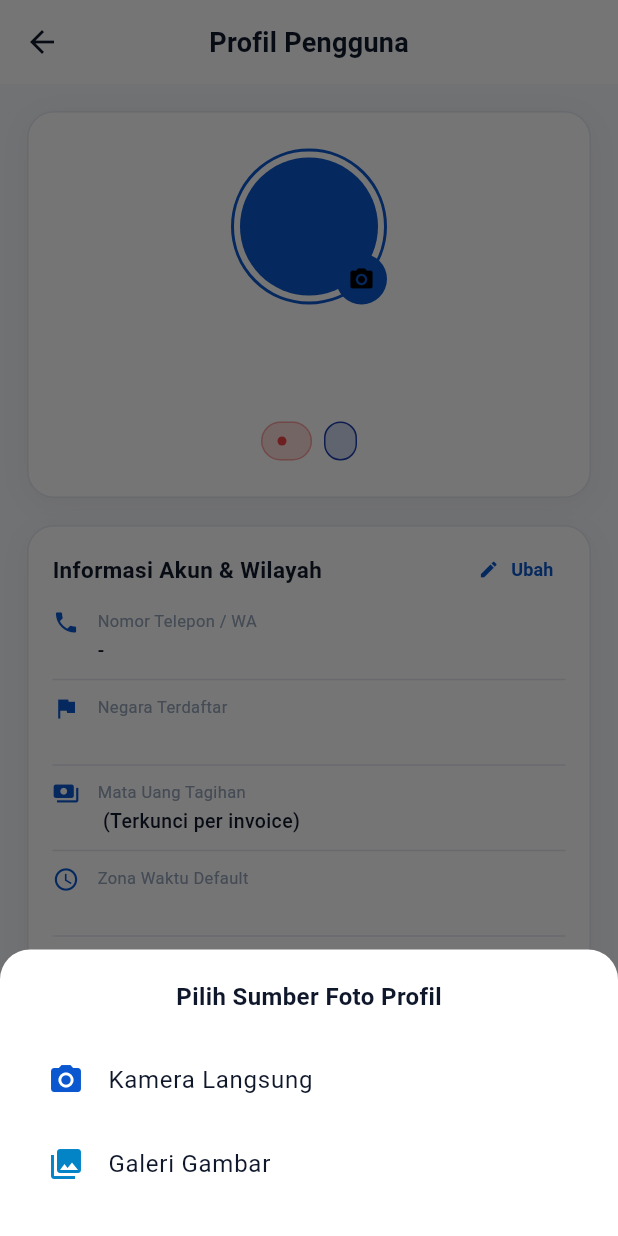
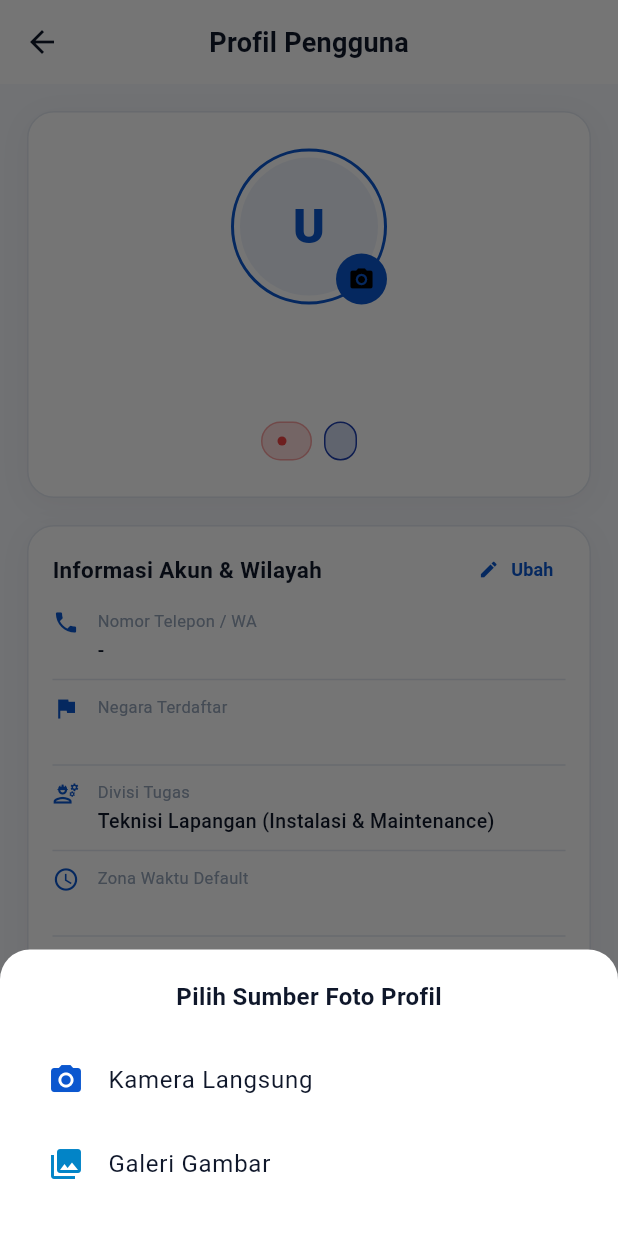
Before and after one commit to lawzhuu/Project-Mobil, a Flutter app: the ProfileScreen screen opened directly, after a tap on the "camera alt" icon, on a phone screen of 412 x 824 dp. Run offline on Flutter 3.47's test engine with Material 3 defaults, Android fonts, the phone set to English and light mode, and no system bars; our stand-ins replace fl_chart, flutter_local_notifications, flutter_map, flutter_secure_storage, geolocator, image_picker and 5 more; accounts and stored records are empty; network calls fail.

Commit message:
feat: editing profile screen

```diff
--- a/apk_wifi/lib/screens/common/profile_screen.dart
+++ b/apk_wifi/lib/screens/common/profile_screen.dart
@@ -25,6 +25,24 @@ class ProfileScreen extends StatefulWidget {
 class _ProfileScreenState extends State<ProfileScreen> {
   final ImagePicker _picker = ImagePicker();
   File? _localImageFile;
+
+  @override
+  void initState() {
+    super.initState();
+    _loadProfile();
+  }
+
+  Future<void> _loadProfile() async {
+    try {
+      final me = await ApiService.instance.getMe();
+      if (me != null && mounted) {
+        AuthService.instance.updateUserProfile(me);
+        setState(() {});
+      }
+    } catch (e) {
+      debugPrint('[ProfileScreen] Error loading profile: $e');
+    }
+  }
 
   Future<void> _pickImage(ImageSource source) async {
     try {
@@ -620,8 +638,14 @@ class _ProfileScreenState extends State<ProfileScreen> {
                         maxLines: 2,
                         style: const TextStyle(color: AppTheme.textPrimary),
                         decoration: InputDecoration(
-                          labelText: 'Alamat Pemasangan Fiber',
-                          hintText: 'Contoh: Jl. Malioboro No. 12, Yogyakarta',
+                          labelText: currentUser.role == 'admin'
+                              ? 'Alamat Kantor / Operasional'
+                              : (currentUser.role == 'teknisi' ? 'Alamat Basecamp Teknisi' : 'Alamat Pemasangan Fiber'),
+                          hintText: currentUser.role == 'admin'
+                              ? 'Contoh: Kantor Pusat Sima.net, Jl. Telekomunikasi No. 1, Yogyakarta'
+                              : (currentUser.role == 'teknisi'
+                                  ? 'Contoh: Basecamp Teknisi Sima, Jl. Palagan, Sleman'
+                                  : 'Contoh: Jl. Malioboro No. 12, Yogyakarta'),
                           prefixIcon: const Icon(Icons.location_on, color: AppTheme.primary),
                           suffixIcon: IconButton(
                             tooltip: 'Gunakan GPS saat ini',
@@ -643,9 +667,11 @@ class _ProfileScreenState extends State<ProfileScreen> {
                       Row(
                         mainAxisAlignment: MainAxisAlignment.spaceBetween,
                         children: [
-                          const Text(
-                            'Titik Lokasi Pemasangan (LBS)',
-                            style: TextStyle(
+                          Text(
+                            currentUser.role == 'admin'
+                                ? 'Titik Lokasi Kantor (LBS)'
+                                : (currentUser.role == 'teknisi' ? 'Titik Lokasi Basecamp (LBS)' : 'Titik Lokasi Pemasangan (LBS)'),
+                            style: const TextStyle(
                               fontSize: 14,
                               fontWeight: FontWeight.bold,
                               color: AppTheme.textPrimary,
@@ -668,9 +694,13 @@ class _ProfileScreenState extends State<ProfileScreen> {
                         ],
                       ),
                       const SizedBox(height: 6),
-                      const Text(
-                        'Ketuk peta untuk menentukan titik koordinat rumah Anda:',
-                        style: TextStyle(color: AppTheme.textSecondary, fontSize: 12),
+                      Text(
+                        currentUser.role == 'admin'
+                            ? 'Ketuk peta untuk menentukan koordinat kantor:'
+                            : (currentUser.role == 'teknisi'
+                                ? 'Ketuk peta untuk menentukan koordinat basecamp:'
+                                : 'Ketuk peta untuk menentukan titik koordinat rumah Anda:'),
+                        style: const TextStyle(color: AppTheme.textSecondary, fontSize: 12),
                       ),
                       const SizedBox(height: 8),
 
@@ -794,11 +824,21 @@ class _ProfileScreenState extends State<ProfileScreen> {
           status: 'active',
         );
 
+    final hasImage = _localImageFile != null || user.foto.trim().isNotEmpty;
+    final ImageProvider? imageProvider = _localImageFile != null
+        ? FileImage(_localImageFile!)
+        : (user.foto.trim().isNotEmpty
+            ? NetworkImage(AppConfig.resolveImageUrl(user.foto))
+            : null);
+
     return Scaffold(
       appBar: AppBar(
         title: const Text('Profil Pengguna'),
       ),
-      body: SingleChildScrollView(
+      body: RefreshIndicator(
+        onRefresh: _loadProfile,
+        child: SingleChildScrollView(
+          physics: const AlwaysScrollableScrollPhysics(),
           padding: const EdgeInsets.all(18),
           child: Column(
             crossAxisAlignment: CrossAxisAlignment.stretch,
@@ -819,16 +859,24 @@ class _ProfileScreenState extends State<ProfileScreen> {
                           ),
                           child: CircleAvatar(
                             radius: 46,
-                          backgroundImage: _localImageFile != null
-                              ? FileImage(_localImageFile!) as ImageProvider
-                              : (user.foto.isNotEmpty
-                                  ? NetworkImage(AppConfig.resolveImageUrl(user.foto)) as ImageProvider
-                                  : null),
-                          onBackgroundImageError: (exception, stackTrace) {
+                            backgroundColor: AppTheme.surfaceElevated,
+                            backgroundImage: imageProvider,
+                            onBackgroundImageError: hasImage
+                                ? (exception, stackTrace) {
                                     debugPrint('[ProfileScreen] Failed loading avatar: $exception');
-                          },
-                          child: (_localImageFile == null && user.foto.isEmpty)
-                              ? const Icon(Icons.person, size: 54, color: AppTheme.primary)
+                                  }
+                                : null,
+                            child: !hasImage
+                                ? Text(
+                                    user.nama.trim().isNotEmpty
+                                        ? user.nama.trim()[0].toUpperCase()
+                                        : (user.role == 'admin' ? 'A' : (user.role == 'teknisi' ? 'T' : 'U')),
+                                    style: const TextStyle(
+                                      fontSize: 32,
+                                      fontWeight: FontWeight.w900,
+                                      color: AppTheme.primary,
+                                    ),
+                                  )
                                 : null,
                           ),
                         ),
@@ -921,11 +969,25 @@ class _ProfileScreenState extends State<ProfileScreen> {
                     const Divider(color: AppTheme.border, height: 20),
                     _buildDetailRow(Icons.flag, 'Negara Terdaftar', user.negara),
                     const Divider(color: AppTheme.border, height: 20),
+                    if (user.role == 'pelanggan') ...[
                       _buildDetailRow(Icons.payments, 'Mata Uang Tagihan', '${user.mataUang} (Terkunci per invoice)'),
                       const Divider(color: AppTheme.border, height: 20),
+                    ] else if (user.role == 'admin') ...[
+                      _buildDetailRow(Icons.admin_panel_settings_outlined, 'Tingkat Hak Akses', 'Super Admin (Manajemen Operasional & Keuangan)'),
+                      const Divider(color: AppTheme.border, height: 20),
+                    ] else ...[
+                      _buildDetailRow(Icons.engineering_outlined, 'Divisi Tugas', 'Teknisi Lapangan (Instalasi & Maintenance)'),
+                      const Divider(color: AppTheme.border, height: 20),
+                    ],
                     _buildDetailRow(Icons.schedule, 'Zona Waktu Default', user.zonaWaktu),
                     const Divider(color: AppTheme.border, height: 20),
-                  _buildDetailRow(Icons.location_on, 'Alamat Pemasangan', user.alamat.isNotEmpty ? user.alamat : '-'),
+                    _buildDetailRow(
+                      Icons.location_on,
+                      user.role == 'admin'
+                          ? 'Alamat Kantor / Operasional'
+                          : (user.role == 'teknisi' ? 'Alamat Basecamp Teknisi' : 'Alamat Pemasangan'),
+                      user.alamat.isNotEmpty ? user.alamat : '-',
+                    ),
                     const Divider(color: AppTheme.border, height: 20),
                     _buildDetailRow(
                       Icons.pin_drop,
@@ -972,6 +1034,7 @@ class _ProfileScreenState extends State<ProfileScreen> {
           ],
         ),
       ),
+    ),
   );
 }
 
```
Also changed, not shown: 2 other files. Lines whose indentation alone changed are shown as unchanged.
